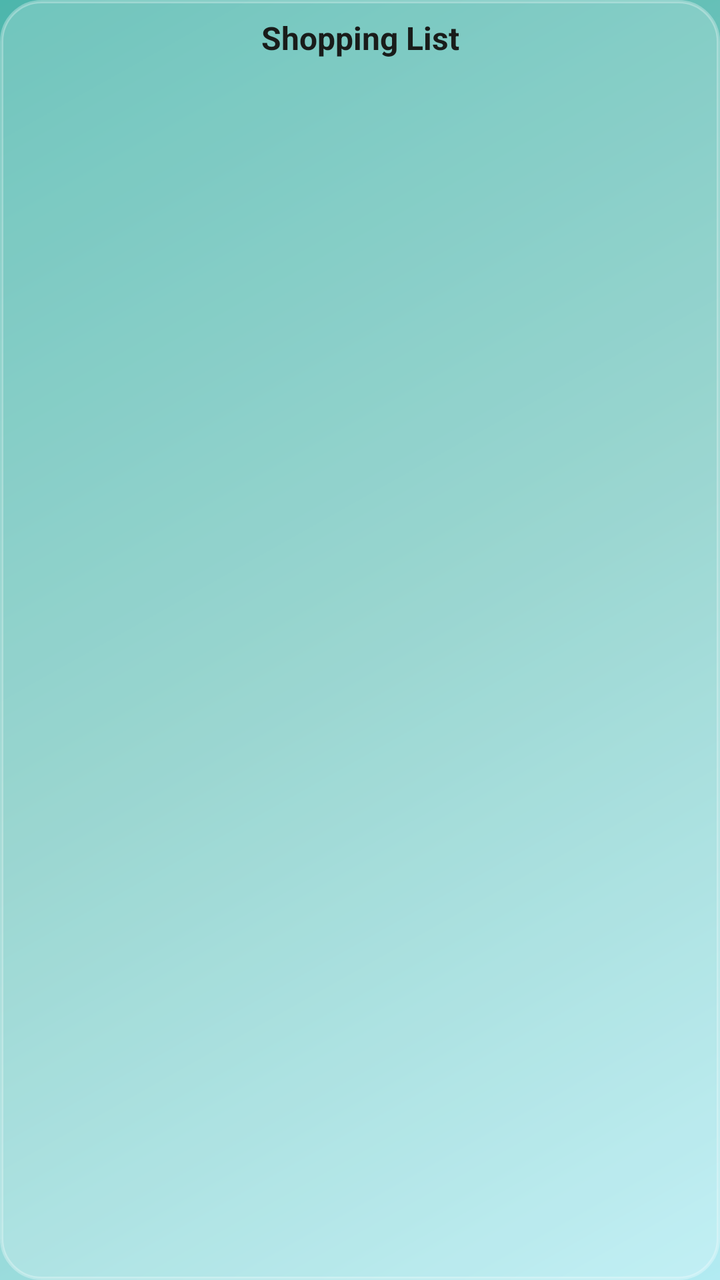
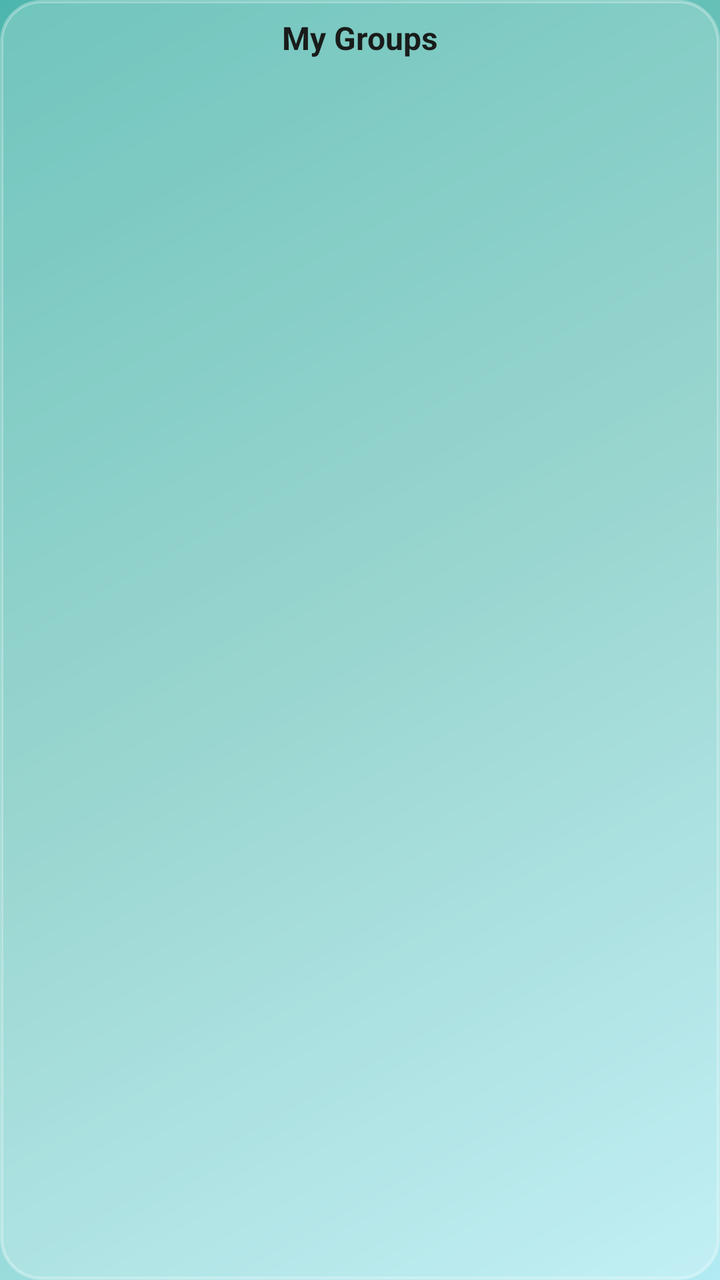

Screens rendered from an Android XML layout before and after an edit, with the pre-edit source and the edit as a unified diff.
<!-- AndroidManifest.xml: application theme Theme.ShoppingList -->
<!-- res/layout/widget_shopping_list_2x2.xml -->
<?xml version="1.0" encoding="utf-8"?>
<LinearLayout xmlns:android="http://schemas.android.com/apk/res/android"
    android:id="@+id/widgetRoot"
    android:layout_width="match_parent"
    android:layout_height="match_parent"
    android:orientation="vertical"
    android:background="@drawable/widget_bg"
    android:padding="8dp">

    <TextView
        android:layout_width="match_parent"
        android:layout_height="wrap_content"
        android:text="Shopping List"
        android:textColor="#191C1A"
        android:textSize="16sp"
        android:textStyle="bold"
        android:paddingBottom="8dp"
        android:gravity="center"/>

    <ListView
        android:id="@+id/widgetListView"
        android:layout_width="match_parent"
        android:layout_height="match_parent" />
</LinearLayout>
<!-- resources referenced by this layout -->
<resources>
  <!-- drawable widget_bg (drawable) -->
  <?xml version="1.0" encoding="utf-8"?>
  <shape xmlns:android="http://schemas.android.com/apk/res/android">
      <solid android:color="#33FFFFFF" />
      <corners android:radius="20dp" />
      <stroke
          android:width="1.5dp"
          android:color="#4DFFFFFF" />
  </shape>
  <style name="Theme.ShoppingList" parent="Theme.Material3.DayNight.NoActionBar">
          <item name="colorPrimary">#006C4C</item>
          <item name="android:windowBackground">@drawable/liquid_bg</item>
          <item name="android:statusBarColor">#00000000</item>
          <item name="colorPrimaryContainer">#4DFFFFFF</item>
          <item name="colorOnPrimaryContainer">#191C1A</item>
          <item name="colorSurface">#33FFFFFF</item>
          <item name="colorOnSurface">#191C1A</item>
          <item name="cardViewStyle">@style/GlassCard</item>
      </style>
  <!-- drawable liquid_bg (drawable) -->
  <?xml version="1.0" encoding="utf-8"?>
  <shape xmlns:android="http://schemas.android.com/apk/res/android">
      <gradient
          android:angle="135"
          android:startColor="#B2EBF2"
          android:centerColor="#80CBC4"
          android:endColor="#4DB6AC"
          android:type="linear" />
  </shape>
  <style name="GlassCard" parent="Widget.Material3.CardView.Elevated">
          <item name="cardBackgroundColor">#80FFFFFF</item>
          <item name="cardCornerRadius">20dp</item>
          <item name="cardElevation">0dp</item>
          <item name="strokeColor">#4DFFFFFF</item>
          <item name="strokeWidth">1.5dp</item>
      </style>
</resources>

<!-- the commit's change to res/layout/widget_shopping_list_2x2.xml (unified diff, before → after) -->
@@ -8,9 +8,10 @@
     android:padding="8dp">
 
     <TextView
+        android:id="@+id/tvWidgetTitle"
         android:layout_width="match_parent"
         android:layout_height="wrap_content"
-        android:text="Shopping List"
+        android:text="My Groups"
         android:textColor="#191C1A"
         android:textSize="16sp"
         android:textStyle="bold"
@@ -20,5 +21,7 @@
     <ListView
         android:id="@+id/widgetListView"
         android:layout_width="match_parent"
-        android:layout_height="match_parent" />
+        android:layout_height="match_parent"
+        android:divider="@android:color/transparent"
+        android:dividerHeight="4dp"/>
 </LinearLayout>
